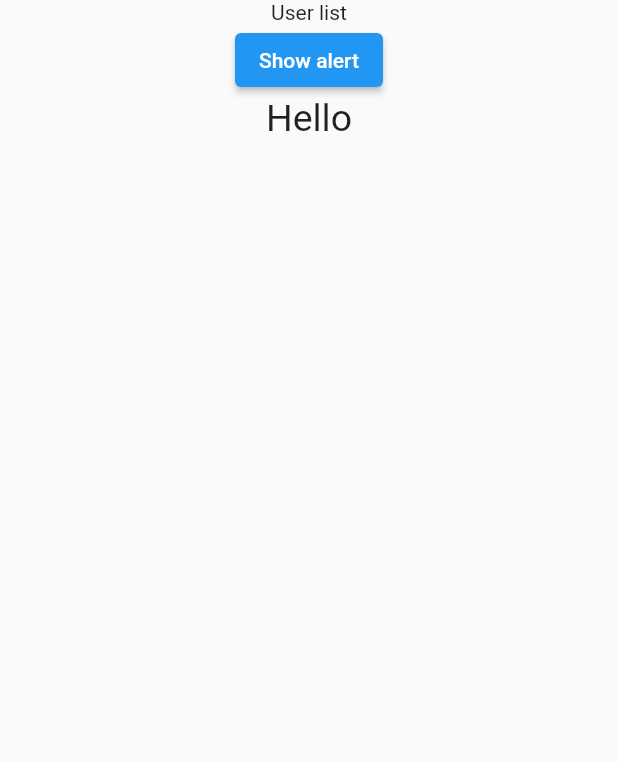
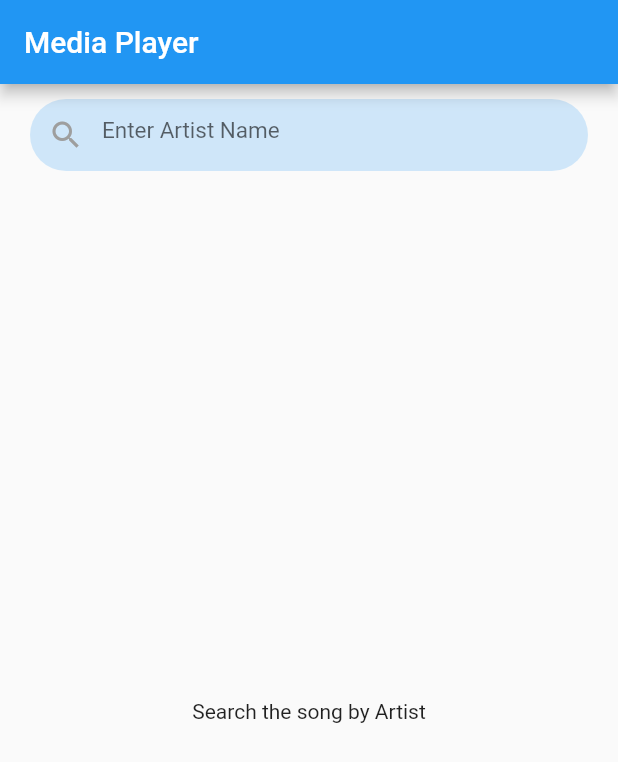
Before and after one commit to mohammedismayil/fista, a Flutter app: the screen it shows after launch, on a phone screen of 412 x 824 dp. Shown: the top 762 px of the screen. Run offline on Flutter 3.47's test engine with Material 2 defaults, Android fonts, the phone set to English and light mode, and no system bars.

Commit message:
implemented mvvm sample and fixed one issue

```diff
--- /dev/null
+++ b/lib/Screens/MVVM/APIResponse.dart
@@ -0,0 +1,20 @@
+class ApiResponse<T> {
+  Status status;
+  T? data;
+  String? message;
+
+  ApiResponse.initial(this.message) : status = Status.INITIAL;
+
+  ApiResponse.loading(this.message) : status = Status.LOADING;
+
+  ApiResponse.completed(this.data) : status = Status.COMPLETED;
+
+  ApiResponse.error(this.message) : status = Status.ERROR;
+
+  @override
+  String toString() {
+    return "Status : $status \n Message : $message \n Data : $data";
+  }
+}
+
+enum Status { INITIAL, LOADING, COMPLETED, ERROR }
--- /dev/null
+++ b/lib/Screens/MVVM/BaseService.dart
@@ -0,0 +1,5 @@
+abstract class BaseService {
+  final String mediaBaseUrl = "https://itunes.apple.com/search?term=";
+
+  Future<dynamic> getResponse(String url);
+}
--- /dev/null
+++ b/lib/Screens/MVVM/MediaModel.dart
@@ -0,0 +1,24 @@
+class Media {
+  final String? artistName;
+  final String? collectionName;
+  final String? trackName;
+  final String? artworkUrl;
+  final String? previewUrl;
+
+  Media(
+      {this.artistName,
+      this.collectionName,
+      this.trackName,
+      this.artworkUrl,
+      this.previewUrl});
+
+  factory Media.fromJson(Map<String, dynamic> json) {
+    return Media(
+      artistName: json['artistName'] as String?,
+      collectionName: json['collectionName'] as String?,
+      trackName: json['trackName'] as String?,
+      artworkUrl: json['artworkUrl100'] as String?,
+      previewUrl: json['previewUrl'] as String?,
+    );
+  }
+}
--- /dev/null
+++ b/lib/Screens/MVVM/MediaRepository.dart
@@ -0,0 +1,15 @@
+import 'package:flutterdemo/Screens/MVVM/BaseService.dart';
+import 'package:flutterdemo/Screens/MVVM/MediaModel.dart';
+import 'package:flutterdemo/Screens/MVVM/MediaService.dart';
+
+class MediaRepository {
+  MediaService _mediaService = MediaService();
+
+  Future<List<Media>> fetchMediaList(String value) async {
+    dynamic response = await _mediaService.get(value);
+    final jsonData = response['results'] as List;
+    List<Media> mediaList =
+        jsonData.map((tagJson) => Media.fromJson(tagJson)).toList();
+    return mediaList;
+  }
+}
--- /dev/null
+++ b/lib/Screens/MVVM/MediaScreen.dart
@@ -0,0 +1,116 @@
+import 'package:flutter/material.dart';
+import 'package:flutterdemo/Screens/MVVM/APIResponse.dart';
+import 'package:flutterdemo/Screens/MVVM/MediaModel.dart';
+import 'package:flutterdemo/Screens/MVVM/MediaVM.dart';
+import 'package:flutterdemo/Screens/MVVM/PlayerListWidget.dart';
+
+import 'package:provider/provider.dart';
+
+class MediaScreen extends StatefulWidget {
+  @override
+  _MediaScreenState createState() => _MediaScreenState();
+}
+
+class _MediaScreenState extends State<MediaScreen> {
+  Widget getMediaWidget(BuildContext context, ApiResponse apiResponse) {
+    List<Media>? mediaList = apiResponse.data as List<Media>?;
+    switch (apiResponse.status) {
+      case Status.LOADING:
+        return Center(child: CircularProgressIndicator());
+      case Status.COMPLETED:
+        return Column(
+          mainAxisSize: MainAxisSize.min,
+          children: [
+            Expanded(
+              flex: 8,
+              child: PlayerListWidget(mediaList!, (Media media) {
+                Provider.of<MediaViewModel>(context, listen: false)
+                    .setSelectedMedia(media);
+              }),
+            ),
+            // Expanded(
+            //   flex: 2,
+            //   child: Align(
+            //     alignment: Alignment.bottomCenter,
+            //     child: PlayerWidget(
+            //       function: () {
+            //         setState(() {});
+            //       },
+            //     ),
+            //   ),
+            // ),
+          ],
+        );
+      case Status.ERROR:
+        return Center(
+          child: Text('Please try again latter!!!'),
+        );
+      case Status.INITIAL:
+      default:
+        return Center(
+          child: Text('Search the song by Artist'),
+        );
+    }
+  }
+
+  @override
+  Widget build(BuildContext context) {
+    final _inputController = TextEditingController();
+    ApiResponse apiResponse = Provider.of<MediaViewModel>(context).response;
+    String? searchedText = Provider.of<MediaViewModel>(context).searchedText;
+    return Scaffold(
+      appBar: AppBar(
+        title: Text('Media Player'),
+      ),
+      body: Column(
+        children: <Widget>[
+          Padding(
+            padding: const EdgeInsets.symmetric(vertical: 10.0),
+            child: Row(
+              children: <Widget>[
+                Expanded(
+                  child: Container(
+                    margin: EdgeInsets.symmetric(horizontal: 20.0),
+                    decoration: BoxDecoration(
+                      color: Theme.of(context).accentColor.withAlpha(50),
+                      borderRadius: BorderRadius.circular(30.0),
+                    ),
+                    child: TextField(
+                        style: TextStyle(
+                          fontSize: 15.0,
+                          color: Colors.grey,
+                        ),
+                        controller: _inputController,
+                        onChanged: (value) {},
+                        onSubmitted: (value) {
+                          if (value.isNotEmpty) {
+                            Provider.of<MediaViewModel>(context, listen: false)
+                                .setSelectedMedia(null);
+                            Provider.of<MediaViewModel>(context, listen: false)
+                                .setSearchedText(value);
+                            Provider.of<MediaViewModel>(context, listen: false)
+                                .fetchMediaData(value);
+                          }
+                        },
+                        decoration: InputDecoration(
+                          labelText: searchedText,
+                          border: InputBorder.none,
+                          enabledBorder: InputBorder.none,
+                          focusedBorder: InputBorder.none,
+                          prefixIcon: Icon(
+                            Icons.search,
+                            color: Colors.grey,
+                          ),
+                          hintText: 'Enter Artist Name',
+                        )),
+                  ),
+                ),
+              ],
+            ),
+          ),
+          Expanded(child: getMediaWidget(context, apiResponse)),
+        ],
+      ),
+    );
+  }
+}
--- /dev/null
+++ b/lib/Screens/MVVM/MediaVM.dart
@@ -0,0 +1,45 @@
+import 'package:flutter/cupertino.dart';
+import 'package:flutterdemo/Screens/MVVM/APIResponse.dart';
+import 'package:flutterdemo/Screens/MVVM/MediaModel.dart';
+import 'package:flutterdemo/Screens/MVVM/MediaRepository.dart';
+
+class MediaViewModel with ChangeNotifier {
+  ApiResponse _apiResponse = ApiResponse.initial('Empty data');
+
+  Media? _media;
+
+  String? searchedText;
+
+  ApiResponse get response {
+    return _apiResponse;
+  }
+
+  Media? get media {
+    return _media;
+  }
+
+  /// Call the media service and gets the data of requested media data of
+  /// an artist.
+  Future<void> fetchMediaData(String value) async {
+    _apiResponse = ApiResponse.loading('Fetching artist data');
+    notifyListeners();
+    try {
+      List<Media> mediaList = await MediaRepository().fetchMediaList(value);
+      _apiResponse = ApiResponse.completed(mediaList);
+    } catch (e) {
+      _apiResponse = ApiResponse.error(e.toString());
+      print(e);
+    }
+    notifyListeners();
+  }
+
+  void setSelectedMedia(Media? media) {
+    _media = media;
+    notifyListeners();
+  }
+
+  void setSearchedText(String? media) {
+    searchedText = media;
+    notifyListeners();
+  }
+}
--- a/lib/main.dart
+++ b/lib/main.dart
@@ -3,6 +3,8 @@ import 'package:flutterdemo/Home/Home.dart';
 import 'package:flutterdemo/Home/HomeScreen.dart';
 import 'package:flutterdemo/Home/HomeTabbar.dart';
 import 'package:flutterdemo/Screens/APIInteractor/NotesScreen.dart';
+import 'package:flutterdemo/Screens/MVVM/MediaScreen.dart';
+import 'package:flutterdemo/Screens/MVVM/MediaVM.dart';
 import 'package:flutterdemo/Screens/ProviderPattern/CounterProvider.dart';
 import 'package:flutterdemo/Screens/ProviderPattern/LocationProvider.dart';
 import 'package:flutterdemo/Screens/ProviderPattern/Screen1.dart';
@@ -16,6 +18,7 @@ void main() {
   runApp(
     MultiProvider(
       providers: [
+        ChangeNotifierProvider.value(value: MediaViewModel()),
         ChangeNotifierProvider(create: (_) => Counter()),
         ChangeNotifierProvider(create: (_) => LocationProvider()),
       ],
@@ -45,7 +48,7 @@ class MyApp extends StatelessWidget {
       ),
 
       debugShowCheckedModeBanner: false,
-        home: Material(child: NotesScreen())
+        home: Material(child: MediaScreen())
     );
   }
 }
```
Also changed, not shown: lib/Screens/MVVM/MediaService.dart (added, +41 -0 lines), lib/Screens/MVVM/PlayerListWidget.dart (added, +111 -0 lines).
